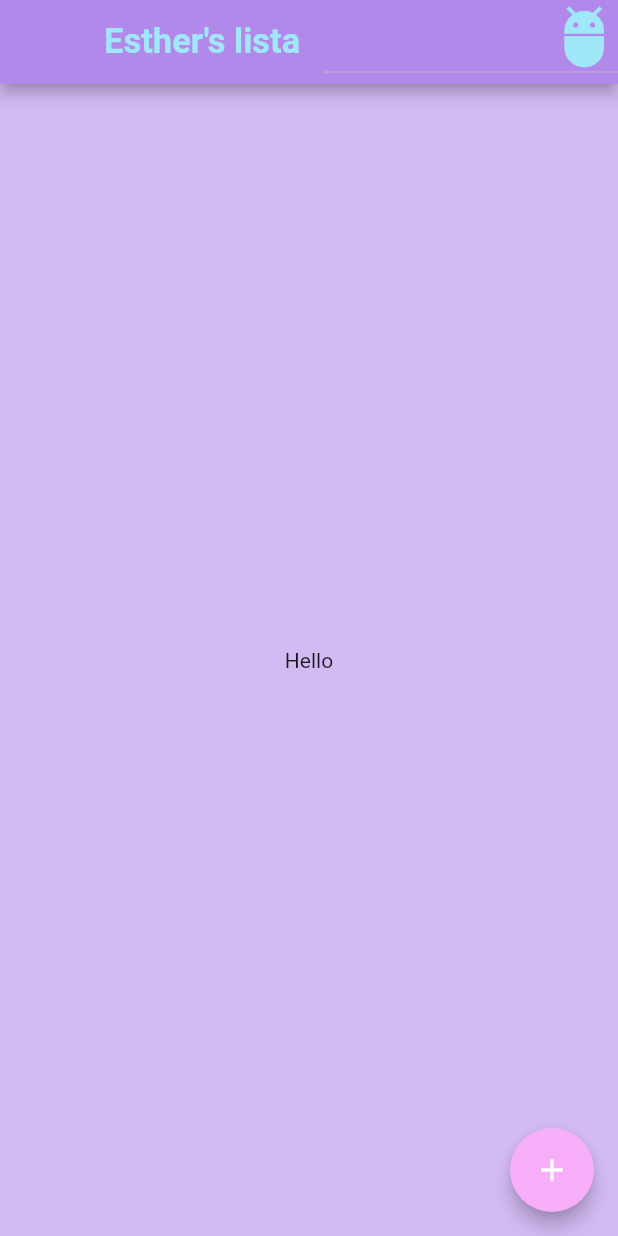
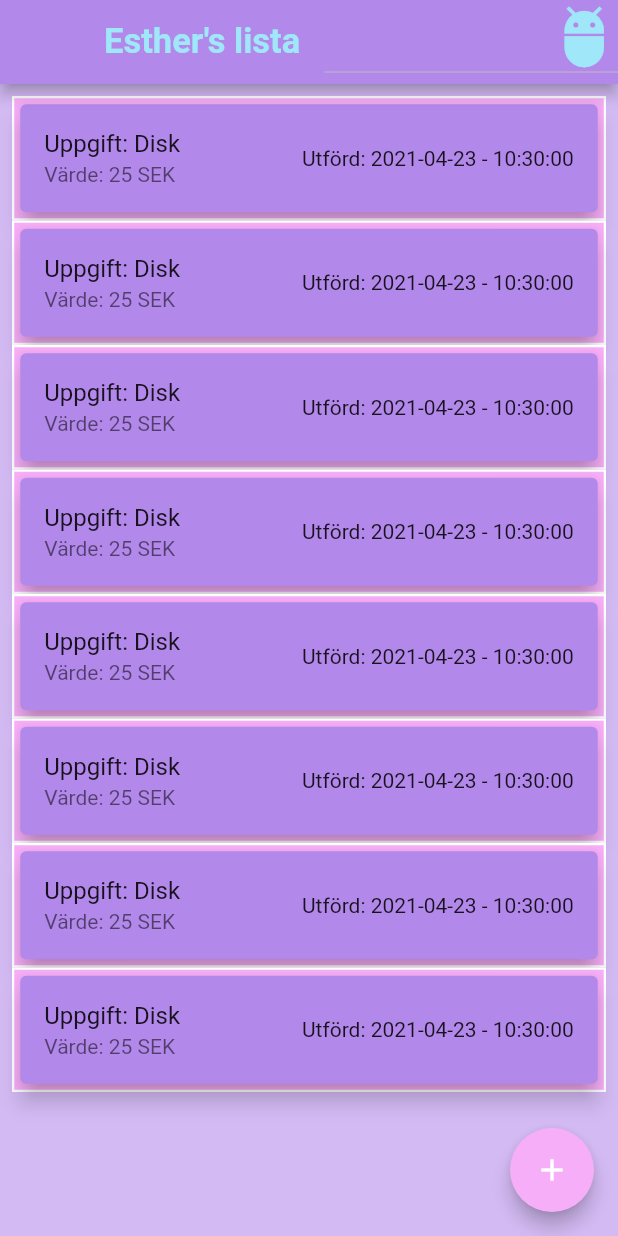
Before and after one commit to Borgersen84/weekly_allowance_app, a Flutter app: the screen it shows after launch, on a phone screen of 412 x 824 dp. Run offline on Flutter 3.47's test engine with Material 2 defaults, Android fonts, the phone set to English and light mode, and no system bars.

Commit message:
Listview of tasks added to main screen. Un-styled

```diff
--- a/lib/screens/start_screen.dart
+++ b/lib/screens/start_screen.dart
@@ -4,6 +4,8 @@ import 'dart:core';
 import 'package:esther_money_app/utilities/constants.dart';
 import 'package:esther_money_app/widgets/menuitems/menu_item_row.dart';
 import 'package:esther_money_app/widgets/menuitems/menu_item_container.dart';
+import 'package:intl/date_symbol_data_file.dart';
+import 'package:intl/intl.dart';
 
 class StartScreen extends StatelessWidget {
   DropdownMenuItem dropDown = DropdownMenuItem(
@@ -25,6 +27,20 @@ class StartScreen extends StatelessWidget {
     subtitle: Text("50 kronor"),
   );
 
+  static DateFormat format = DateFormat("yyyy-MM-dd - kk:mm:ss");
+  static DateTime time = DateTime.now();
+  static String thisTime = format.format(time);
+  static String money = "Värde: 25 SEK";
+
+  ListTile mainTile = ListTile(
+    title: Text("Uppgift: Disk"),
+    subtitle: Text(money),
+    onTap: () {
+      print("on tap working");
+    },
+    trailing: Text("Utförd: $thisTime"),
+  );
+
   List<DropdownMenuItem> addItems() {
     List<DropdownMenuItem> menuItems = [];
     menuItems.add(dropDown);
@@ -34,8 +50,25 @@ class StartScreen extends StatelessWidget {
     return menuItems;
   }
 
+  List<ListTile> mainList() {
+    List<ListTile> myList = [];
+    myList.add(mainTile);
+    myList.add(mainTile);
+    myList.add(mainTile);
+    myList.add(mainTile);
+    myList.add(mainTile);
+    myList.add(mainTile);
+    myList.add(mainTile);
+    myList.add(mainTile);
+
+    return myList;
+  }
+
   List<ListTile> listTiles() {
     List<ListTile> modalList = [];
+    modalList.add(tile);
+    modalList.add(tile);
+    modalList.add(tile);
     modalList.add(tile);
     modalList.add(tile);
     modalList.add(tile);
@@ -104,9 +137,27 @@ class StartScreen extends StatelessWidget {
       body: Column(
         mainAxisAlignment: MainAxisAlignment.center,
         children: [
-          Center(
+          Expanded(
+            child: ListView.builder(
+                padding: EdgeInsets.all(8.0),
+                itemCount: mainList().length,
+                itemBuilder: (context, index) {
+                  return Container(
+                    decoration: BoxDecoration(
+                      color: Color(0xFFF7AEF8),
+                      border: Border.all(color: Colors.white, width: 1.5),
+                    ),
+                    child: Card(
+                      elevation: 6,
+                      color: Color(0xFFB388EB),
+                      child: mainList()[index],
+                    ),
+                  );
+                }),
+          ),
+          /*Center(
             child: Text("Hello"),
-          ),
+          ),*/
         ],
       ),
     );
--- a/pubspec.yaml
+++ b/pubspec.yaml
@@ -29,6 +29,7 @@ dependencies:
   # Use with the CupertinoIcons class for iOS style icons.
   cupertino_icons: ^1.0.2
   provider: ^5.0.0
+  intl: ^0.17.0
 
 dev_dependencies:
   flutter_test:
```
Also changed, not shown: pubspec.lock.
